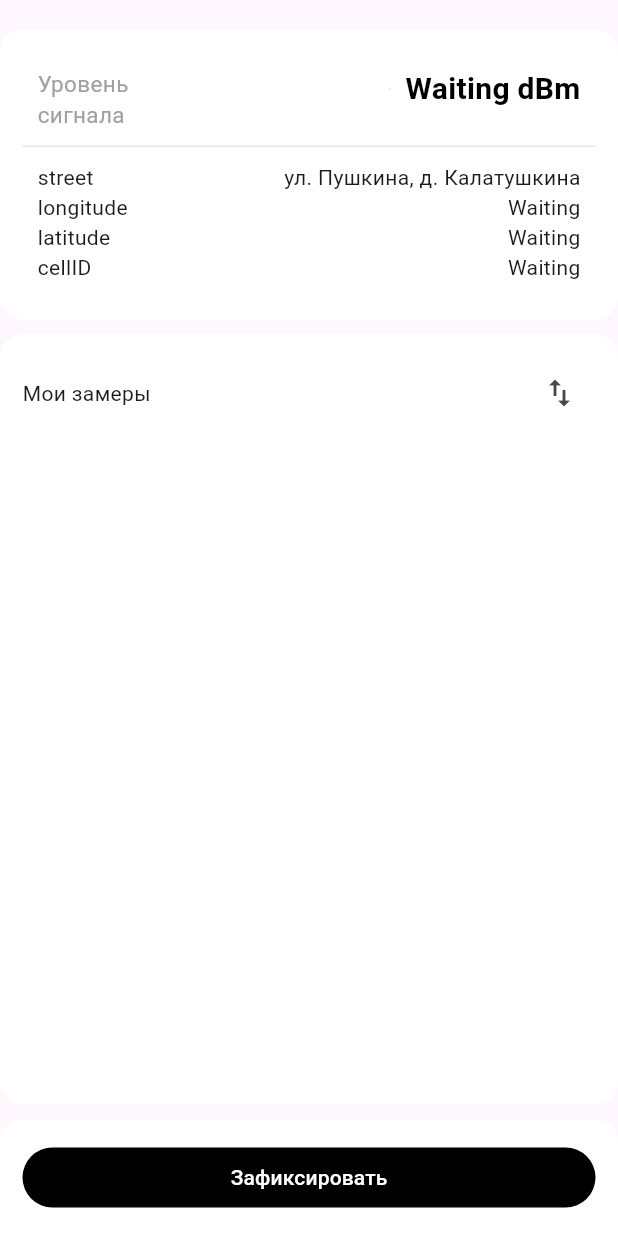
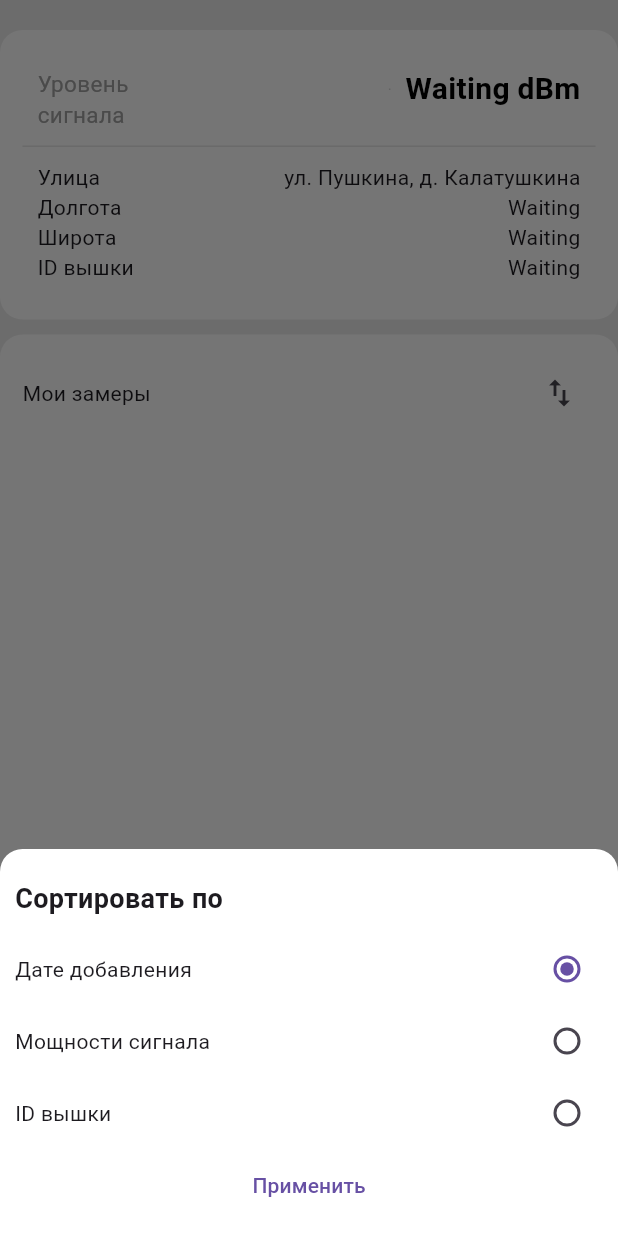
Before and after one commit to MikeTsvirkunov/MinPromOmskCellParamsApp, a Flutter app: the screen it shows after launch, after a tap on the "import export" icon, on a phone screen of 412 x 824 dp. Run offline on Flutter 3.47's test engine with Material 3 defaults, Android fonts, the phone set to English and light mode, and no system bars; our stand-ins replace flutter_map, geolocator, latlong2, permission_handler; missing offline and left inert: dart:ffi, signal_strength, signal_strength_indicator.

Commit message:
AddSorting

```diff
--- a/lib/app/data_page/current_data_block/current_data_block.dart
+++ b/lib/app/data_page/current_data_block/current_data_block.dart
@@ -59,7 +59,7 @@ class _CurrentDataBlockState extends State<CurrentDataBlock> {
                 'ParamsValueMap': {
                   'street': 'ул. Пушкина, д. Калатушкина',
                   'longitude': ContainerExtractor.extract(valueContainer, 'currentLongitude') ?? "Waiting",
-                  'latitude': ContainerExtractor.extract(valueContainer, 'currentLongitude') ?? "Waiting",
+                  'latitude': ContainerExtractor.extract(valueContainer, 'currentLatitude') ?? "Waiting",
                   'cellID': ContainerExtractor.extract(valueContainer, 'gsmCellTowerId') ?? "Waiting"
                 }
               }
--- a/lib/app/data_page/data_tuple_page.dart
+++ b/lib/app/data_page/data_tuple_page.dart
@@ -1,6 +1,8 @@
 import 'package:flutter/material.dart';
 import 'package:minprom_of_omsk_signal/app/cell_meter_page.dart/cell_meter_page.dart';
 import 'package:minprom_of_omsk_signal/app/data_page/current_data_block/current_data_block.dart';
+import 'package:minprom_of_omsk_signal/app/data_page/pop_up_metering_widget.dart';
+import 'package:minprom_of_omsk_signal/app/data_page/popup_sorting_widget/pop_up_sorting_widget.dart';
 import 'package:minprom_of_omsk_signal/container/container_extender.dart';
 import 'package:minprom_of_omsk_signal/container/container_extractor.dart';
 import 'package:minprom_of_omsk_signal/global_values/constant_container.dart';
@@ -19,6 +21,8 @@ class DataTuplePage extends StatefulWidget {
 class _DataTuplePageState extends State<DataTuplePage> {
   @override
   Widget build(BuildContext context) {
+
+    ContainerExtender.extend(valueContainer, 'HistList.Updater', () => setState(() {}));
     return Flex(
       direction: Axis.vertical,
       children: [
@@ -32,29 +36,31 @@ class _DataTuplePageState extends State<DataTuplePage> {
                 color: Colors.white,
                 borderRadius: BorderRadius.all(Radius.circular(15)),
               ),
-            child: Flex(
-              direction: Axis.vertical,
-              children: [
+              child: Flex(direction: Axis.vertical, children: [
                 Flex(
                   direction: Axis.horizontal,
                   children: [
                     const Text('Мои замеры'),
                     const Spacer(),
-                    IconButton(onPressed: (){}, icon: const Icon(Icons.import_export_outlined))
+                    IconButton(
+                        onPressed: () async {
+                          await showDialog(
+                              context: context,
+                              builder: (context) => PopUpSortingWidget());
+                        },
+                        icon: const Icon(Icons.import_export_outlined))
                   ],
                 ),
                 Flexible(
                     fit: FlexFit.tight,
                     child: SizedBox(
                         child: ListView(
-                      children: buildListFromData(ContainerExtractor.extract<Map<String, dynamic>>(valueContainer, 'historyData')['data']!),
-                    )
-                  )
-                )
-              ]
-            ),
-          )
-        ),
+                      children: buildListFromData(
+                          ContainerExtractor.extract<Map<String, dynamic>>(
+                              valueContainer, 'historyData')['data']!),
+                    )))
+              ]),
+            )),
         Container(
             width: double.maxFinite,
             padding: const EdgeInsets.all(15),
@@ -63,13 +69,23 @@ class _DataTuplePageState extends State<DataTuplePage> {
               borderRadius: BorderRadius.vertical(top: Radius.circular(15)),
             ),
             child: TextButton(
-            onPressed: () {
-              var currentParams = ContainerExtractor.extract<IStrategy>(constantContainer, 'CurrentParamsMapBuilder').execute(null);
-              var historyData = ContainerExtractor.extract<Map<String, dynamic>>(valueContainer, 'historyData');
+              onPressed: () async {
+                var currentParams = ContainerExtractor.extract<IStrategy>(
+                        constantContainer, 'CurrentParamsMapBuilder')
+                    .execute(null);
+                var historyData =
+                    ContainerExtractor.extract<Map<String, dynamic>>(
+                        valueContainer, 'historyData');
                 historyData['data'].add(currentParams);
-              ContainerExtender.extend(valueContainer, 'historyData', historyData);
-              ContainerExtractor.extract<IAction>(constantContainer, 'SaveHistoryData').action(null);
+                ContainerExtender.extend(
+                    valueContainer, 'historyData', historyData);
+                ContainerExtractor.extract<IAction>(
+                        constantContainer, 'SaveHistoryData')
+                    .action(null);
                 setState(() {});
+                await showDialog(
+                    context: context,
+                    builder: (context) => PopUpMeteringWidget());
                 // Navigator.push(
                 //   context,
                 //   MaterialPageRoute(builder: (context) => const CellMeterPage()),
@@ -83,8 +99,7 @@ class _DataTuplePageState extends State<DataTuplePage> {
                   color: Colors.white,
                 ),
               ),
-          )
-        )
+            ))
       ],
     );
   }
--- /dev/null
+++ b/lib/app/data_page/popup_sorting_widget/pop_up_sorting_widget.dart
@@ -0,0 +1,54 @@
+import 'package:flutter/foundation.dart';
+import 'package:flutter/material.dart';
+import 'package:minprom_of_omsk_signal/app/data_page/popup_sorting_widget/sort_row.dart';
+import 'package:minprom_of_omsk_signal/container/container_extractor.dart';
+import 'package:minprom_of_omsk_signal/global_values/sorting_filters_container.dart';
+import 'package:minprom_of_omsk_signal/global_values/value_container.dart';
+
+
+enum SingingCharacter { lafayette, jefferson }
+
+
+class PopUpSortingWidget extends StatefulWidget {
+  const PopUpSortingWidget({super.key});
+
+  @override
+  State<PopUpSortingWidget> createState() => _PopUpSortingWidgetState();
+}
+
+class _PopUpSortingWidgetState extends State<PopUpSortingWidget> {
+
+  SingingCharacter? x = SingingCharacter.jefferson;
+  @override
+  Widget build(BuildContext context) {
+
+
+    var filterList = ContainerExtractor.extract<List<String>>(sortingFilterContainer, 'HistoryBlock.Filters.List');
+    List<Widget> listOfRows = List.generate(filterList.length, (index) => SortingRow(value: filterList[index], uppdate: () => setState(() {}),));
+    List<Widget> mainList = [
+      Padding(padding: EdgeInsets.symmetric(vertical: 10), child: Text('Сортировать по', style: TextStyle(fontWeight: FontWeight.w600, fontSize: 18),))
+    ];
+    mainList.addAll(listOfRows);
+    mainList.add(TextButton(onPressed: (){
+      ContainerExtractor.extract(valueContainer, 'HistList.Updater')();
+    }, child: Text('Применить')));
+    return Dialog(
+      backgroundColor: Color(0xffffffff),
+      shape: RoundedRectangleBorder(borderRadius: BorderRadius.vertical(top: Radius.circular(15), bottom: Radius.circular(0))),
+      insetPadding: EdgeInsets.all(0),
+      alignment: Alignment.bottomCenter,
+      child:  Container(
+        padding: EdgeInsets.all(10),
+        width: MediaQuery.of(context).size.width,
+        child: Column(
+        mainAxisSize: MainAxisSize.min,
+        crossAxisAlignment: CrossAxisAlignment.stretch,
+        children: mainList,
+      )),
+      // child: ListView.builder(
+      //   itemCount: ,
+      //   itemBuilder: ()
+      // ),
+    );
+  }
+}
--- /dev/null
+++ b/lib/app/data_page/popup_sorting_widget/sort_row.dart
@@ -0,0 +1,36 @@
+import 'package:flutter/foundation.dart';
+import 'package:flutter/material.dart';
+import 'package:minprom_of_omsk_signal/container/container_extender.dart';
+import 'package:minprom_of_omsk_signal/container/container_extractor.dart';
+import 'package:minprom_of_omsk_signal/global_values/sorting_filters_container.dart';
+import 'package:minprom_of_omsk_signal/global_values/value_container.dart';
+
+class SortingRow extends StatefulWidget {
+  final String value;
+  final Function uppdate;
+  const SortingRow({super.key, required this.value, required this.uppdate});
+
+  @override
+  State<SortingRow> createState() => _SortingRowState();
+}
+
+class _SortingRowState extends State<SortingRow> {
+  @override
+  Widget build(BuildContext context) {
+    var t = ContainerExtractor.extract<Map<String, String>>(sortingFilterContainer, 'FilterNameToText');
+    var gv = ContainerExtractor.extract(valueContainer, 'HistoryData.CurrentFilter');
+    return Row(
+      mainAxisAlignment: MainAxisAlignment.spaceBetween,
+      children: [
+        Text(t[widget.value]!),
+        Radio(
+            value: widget.value,
+            groupValue: gv,
+            onChanged: (obj) {
+              ContainerExtender.extend(valueContainer, 'HistoryData.CurrentFilter', widget.value);
+              widget.uppdate();
+            })
+      ],
+    );
+  }
+}
--- a/lib/app_widget.dart
+++ b/lib/app_widget.dart
@@ -3,38 +3,48 @@ import 'package:minprom_of_omsk_signal/app/coords_display/coords_display.dart';
 import 'package:minprom_of_omsk_signal/app/data_page/data_page.dart';
 import 'package:minprom_of_omsk_signal/app/map_page.dart';
 
-class MyApp extends StatelessWidget {
+// class MyApp extends StatelessWidget {
+//   const MyApp({super.key});
+
+//   @override
+//   Widget build(BuildContext context) {
+//     // SystemChrome.setEnabledSystemUIMode(SystemUiMode.leanBack, overlays: SystemUiOverlay.values);
+//     return const Scaffold(
+//       body: TabBarView(
+//         // controller: TabController(length: 2, vsync: TooltipState()),
+//         children: [
+//           DataPage(),
+//           MapDisplay(),
+//           // SignalStrenthDisplay(),
+//         ],
+//       ),
+//     );
+//   }
+// }
+
+
+class MyApp extends StatefulWidget {
   const MyApp({super.key});
 
   @override
+  State<MyApp> createState() => _MyAppState();
+}
+
+class _MyAppState extends State<MyApp> with SingleTickerProviderStateMixin{
+  late TabController controller;
+  @override
+  void initState() {
+    controller = TabController(length: 2, vsync: this);
+    super.initState();
+  }
+  @override
   Widget build(BuildContext context) {
-    // SystemChrome.setEnabledSystemUIMode(SystemUiMode.leanBack, overlays: SystemUiOverlay.values);
-    return const Scaffold(
-      body: TabBarView(
-        children: [
-          DataPage(),
-          MapDisplay(),
-          // SignalStrenthDisplay(),
-        ],
-      ),
-      // bottomNavigationBar: TabBar(
-      //   labelStyle: TextStyle(
-      //     color: Colors.black,
-      //   ),
-      //   indicatorColor: Color(0x00000000),
-      //   labelColor: Color(0xFF0094ff),
-      //   dividerColor: Color(0xFFD1D1D1),
-      //   unselectedLabelColor: Color(0xffd1d1d1),
-      //   tabs: [
-      //     Tab(
-      //       icon: Icon(Icons.map_outlined),
-      //       text: 'Карта',
-      //     ),
-      //     Tab(
-      //       icon: Icon(Icons.home_outlined),
-      //     )
-      //   ]
-      // ),
+    return TabBarView(
+      controller: controller,
+      children: [
+        DataPage(),
+        MapDisplay(controller: controller,),
+      ]
     );
   }
 }
--- a/lib/global_values/constant_container.dart
+++ b/lib/global_values/constant_container.dart
@@ -7,26 +7,28 @@ import 'package:minprom_of_omsk_signal/processors/cell_params_setter.dart';
 import 'package:minprom_of_omsk_signal/processors/coords_params_setter.dart';
 import 'package:minprom_of_omsk_signal/processors/macro_action.dart';
 import 'package:minprom_of_omsk_signal/processors/neitral_params_processor.dart';
+import 'package:minprom_of_omsk_signal/processors/program_param_to_text_processor.dart';
 import 'package:minprom_of_omsk_signal/processors/save_data.dart';
 import 'package:minprom_of_omsk_signal/processors/set_history_data.dart';
 import 'package:minprom_of_omsk_signal/processors/set_loaded_data.dart';
+import 'package:minprom_of_omsk_signal/processors/time_processor.dart';
 import 'package:signal_strength/signal_strength.dart';
 
 ConstantContainer constantContainer = ConstantContainer(
   {
     'ExtraOptionsKeyProcessorMap': {
-      'street': NeitralParamProcessor(),
-      'mobileOperator': NeitralParamProcessor(),
-      'cellID': NeitralParamProcessor(),
-      'longitude': NeitralParamProcessor(),
-      'latitude': NeitralParamProcessor(),
-      'time': NeitralParamProcessor(),
-      'date': NeitralParamProcessor(),
-      'cellSignalStrength': NeitralParamProcessor(),
-      'currentDateTime': NeitralParamProcessor(),
-      'currentCellId': NeitralParamProcessor(),
-      'currentLatitude': NeitralParamProcessor(),
-      'currentLongitude': NeitralParamProcessor(),
+      'street': ProgramParamToTextProcessor(),
+      'mobileOperator': ProgramParamToTextProcessor(),
+      'cellID': ProgramParamToTextProcessor(),
+      'longitude': ProgramParamToTextProcessor(),
+      'latitude': ProgramParamToTextProcessor(),
+      'time': ProgramParamToTextProcessor(),
+      'date': ProgramParamToTextProcessor(),
+      'cellSignalStrength': ProgramParamToTextProcessor(),
+      'currentDateTime': ProgramParamToTextProcessor(),
+      'currentCellId': ProgramParamToTextProcessor(),
+      'currentLatitude': ProgramParamToTextProcessor(),
+      'currentLongitude': ProgramParamToTextProcessor(),
     },
     'ExtraOptionsValueProcessorMap': {
       'street': NeitralParamProcessor(),
@@ -37,7 +39,7 @@ ConstantContainer constantContainer = ConstantContainer(
       'time': NeitralParamProcessor(),
       'date': NeitralParamProcessor(),
       'cellSignalStrength': NeitralParamProcessor(),
-      'currentDateTime': NeitralParamProcessor(),
+      'currentDateTime': TimeProcessor(),
       'currentCellId': NeitralParamProcessor(),
       'currentLatitude': NeitralParamProcessor(),
       'currentLongitude': NeitralParamProcessor(),
--- /dev/null
+++ b/lib/global_values/sorting_filters_container.dart
@@ -0,0 +1,23 @@
+import 'package:minprom_of_omsk_signal/app/data_page/history_data_block.dart';
+import 'package:minprom_of_omsk_signal/container/container_extractor.dart';
+import 'package:minprom_of_omsk_signal/container/default_container.dart';
+
+DefaultContainer sortingFilterContainer = DefaultContainer({
+  'HistoryBlock.Filter.ByDate': (HistoryDataBlock a, HistoryDataBlock b) => ContainerExtractor.extract(a.params, "ParamsValueMap")["currentDateTime"] - ContainerExtractor.extract(b.params, "ParamsValueMap")["currentDateTime"] as int,
+  'HistoryBlock.Filter.ByCellId': (HistoryDataBlock a, HistoryDataBlock b) => ContainerExtractor.extract(
+          a.params, "ParamsValueMap")["currentCellId"] -
+      ContainerExtractor.extract(b.params, "ParamsValueMap")["currentCellId"] as int,
+  'HistoryBlock.Filter.ByPower': (HistoryDataBlock a, HistoryDataBlock b) => ContainerExtractor.extract(
+          a.params, "ParamsValueMap")["cellSignalStrength"] -
+      ContainerExtractor.extract(b.params, "ParamsValueMap")["cellSignalStrength"] as int,
+  'HistoryBlock.Filters.List': [
+    'HistoryBlock.Filter.ByDate',
+    'HistoryBlock.Filter.ByPower',
+    'HistoryBlock.Filter.ByCellId'
+  ],
+  'FilterNameToText': {
+    'HistoryBlock.Filter.ByDate': 'Дате добавления',
+    'HistoryBlock.Filter.ByPower': 'Мощности сигнала',
+    'HistoryBlock.Filter.ByCellId': 'ID вышки',
+  }
+});
--- a/lib/global_values/value_container.dart
+++ b/lib/global_values/value_container.dart
@@ -1,3 +1,5 @@
 import 'package:minprom_of_omsk_signal/container/default_container.dart';
 
-DefaultContainer valueContainer = DefaultContainer({});
+DefaultContainer valueContainer = DefaultContainer({
+  'HistoryData.CurrentFilter': 'HistoryBlock.Filter.ByDate'
+});
--- a/lib/main.dart
+++ b/lib/main.dart
@@ -1,4 +1,5 @@
 import 'package:flutter/material.dart';
+import 'package:flutter/services.dart';
 import 'package:minprom_of_omsk_signal/app/functions/on_start_initiation.dart';
 import 'package:minprom_of_omsk_signal/app_widget.dart';
 import 'package:minprom_of_omsk_signal/checkers/require_premission.dart';
@@ -24,6 +25,7 @@ class _MainState extends State<Main> {
   @override
   void initState() {
     super.initState();
+    SystemChrome.setPreferredOrientations([DeviceOrientation.portraitUp,]);
     initiation = onStartInitiation();
   }
 
--- a/lib/processors/builders/build_list_from_data.dart
+++ b/lib/processors/builders/build_list_from_data.dart
@@ -1,9 +1,12 @@
 import 'package:flutter/material.dart';
 import 'package:minprom_of_omsk_signal/app/data_page/history_data_block.dart';
+import 'package:minprom_of_omsk_signal/container/container_extractor.dart';
 import 'package:minprom_of_omsk_signal/container/default_container.dart';
+import 'package:minprom_of_omsk_signal/global_values/sorting_filters_container.dart';
+import 'package:minprom_of_omsk_signal/global_values/value_container.dart';
 
 List<Widget> buildListFromData(List data){
-  return List.generate(
+  var l = List.generate(
     data.length,
     (index){
       Map<String, dynamic> params = {'ParamsValueMap': {}};
@@ -15,10 +18,15 @@ List<Widget> buildListFromData(List data){
       var p = DefaultContainer(
         params
       );
-      return HistoryDataBlock(
+      var hdb = HistoryDataBlock(
         cellStrenth: data[index]['cellSignalStrength'], notation: 'dBm',
         params: p,
       );
+      return hdb;
     }
   );
+  int Function(HistoryDataBlock, HistoryDataBlock) filter = ContainerExtractor.extract(sortingFilterContainer,
+      ContainerExtractor.extract(valueContainer, 'HistoryData.CurrentFilter'));
+  l.sort(filter);
+  return l;
 }
--- /dev/null
+++ b/lib/processors/program_param_to_text_processor.dart
@@ -0,0 +1,23 @@
+import 'package:minprom_of_omsk_signal/container/container_extractor.dart';
+import 'package:minprom_of_omsk_signal/interfaces/interface_extractable.dart';
+import 'package:minprom_of_omsk_signal/interfaces/interface_strategy.dart';
+
+class ProgramParamToTextProcessor extends IStrategy {
+  @override
+  T execute<T>(IExtractable? arg) {
+    var param = ContainerExtractor.extract<String>(arg!, 'Parameter');
+    var t = {
+      'street': 'Улица',
+      'mobileOperator': 'Оператор',
+      'currentLatitude': 'Широта',
+      'currentLongitude': 'Долгота',
+      'currentCellId': 'ID вышки',
+      'latitude': 'Широта',
+      'longitude': 'Долгота',
+      'cellSignalStrength': 'Mощьность',
+      'cellID': 'ID вышки',
+      'currentDateTime': 'Дата',
+    };
+    return (t.keys.contains(param) ? t[param] : param) as T;
+  }
+}
--- a/pubspec.yaml
+++ b/pubspec.yaml
@@ -46,6 +46,7 @@ dependencies:
   path_provider: ^2.1.1
   google_maps_flutter: ^2.5.0
   flutter_sliding_up_panel: ^2.1.1
+  sliding_up_panel: ^2.0.0+1
 
 dev_dependencies:
   flutter_test:
@@ -63,7 +64,8 @@ dev_dependencies:
 
 # The following section is specific to Flutter packages.
 flutter:
-
+  assets:
+    - assets/
   # The following line ensures that the Material Icons font is
   # included with your application, so that you can use the icons in
   # the material Icons class.
```
Also changed, not shown: lib/app/data_page/history_list.dart (+16 -2 lines), lib/app/data_page/pop_up_metering_widget.dart (added, +62 -0 lines), lib/app/map_page.dart (+11 -8 lines), lib/global_values/text_container.dart (added, +8 -0 lines), lib/processors/time_processor.dart (added, +12 -0 lines), assets/hot.png (added), lib/processors/text_processor.dart (added), pubspec.lock. Lines whose indentation alone changed are shown as unchanged.
